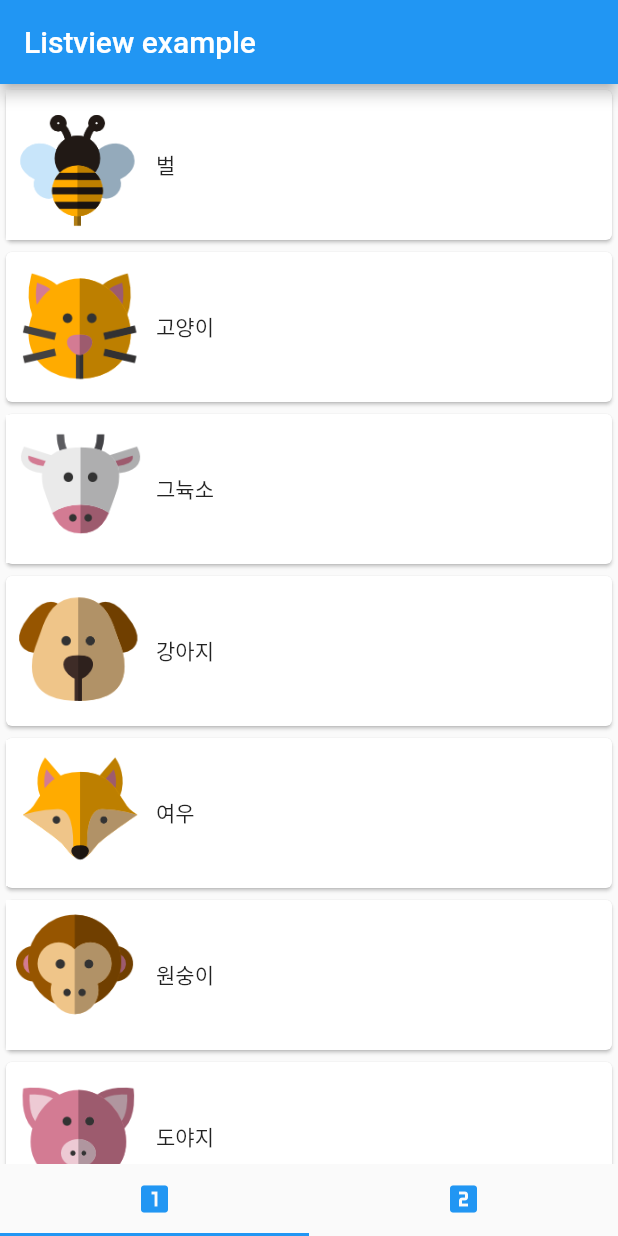
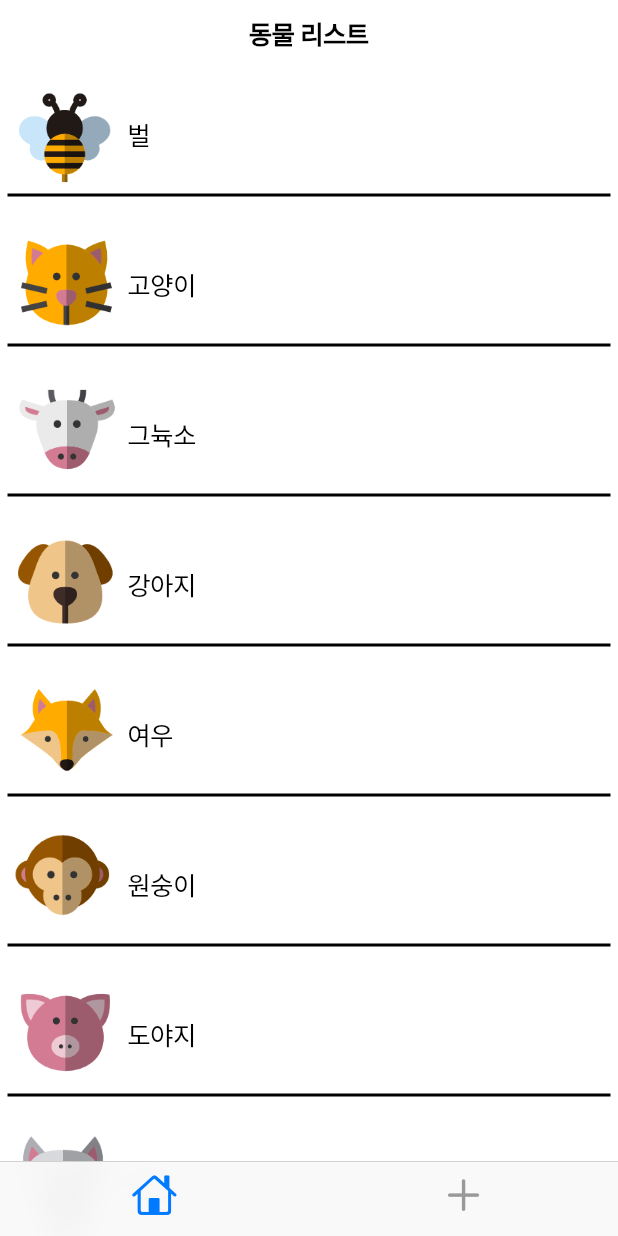
Before and after one commit to lee-kangpyo/test-flutter, a Flutter app: the screen it shows after launch, on a phone screen of 412 x 824 dp. Run offline on Flutter 3.47's test engine with Material 2 defaults, Android fonts, the phone set to English and light mode, and no system bars.

Commit message:
쿠퍼티노 위젯으로 첫번째 페이지 생성

```diff
--- a/FirstApp/listview_example/lib/cupertinoMain.dart
+++ b/FirstApp/listview_example/lib/cupertinoMain.dart
@@ -1,4 +1,7 @@
 import 'package:flutter/cupertino.dart';
+import './isoSub/cupertinoFirstPage.dart';
+import './animalItem.dart';
+
 
 class CupertinoMain extends StatefulWidget{
   @override
@@ -8,9 +11,44 @@ class CupertinoMain extends StatefulWidget{
 }
 
 class _CupertinoMain extends State<CupertinoMain>{
+  late CupertinoTabBar tabBar;
+  List<Animal> animalList = [];
+
+  @override
+  void initState() {
+    super.initState();
+    tabBar = CupertinoTabBar(items: [
+      BottomNavigationBarItem(icon: Icon(CupertinoIcons.home)),
+      BottomNavigationBarItem(icon: Icon(CupertinoIcons.add)),
+    ]);
+
+    animalList.add(Animal(animalName: "벌", kind: "곤충", imagePath: "repo/images/bee.png"));
+    animalList.add(Animal(animalName: "고양이", kind: "포유류", imagePath: "repo/images/cat.png"));
+    animalList.add(Animal(animalName: "그뉵소", kind: "포유류", imagePath: "repo/images/cow.png"));
+    animalList.add(Animal(animalName: "강아지", kind: "포유류", imagePath: "repo/images/dog.png"));
+    animalList.add(Animal(animalName: "여우", kind: "포유류", imagePath: "repo/images/fox.png"));
+    animalList.add(Animal(animalName: "원숭이", kind: "영장류", imagePath: "repo/images/monkey.png"));
+    animalList.add(Animal(animalName: "도야지", kind: "포유류", imagePath: "repo/images/pig.png"));
+    animalList.add(Animal(animalName: "늑대", kind: "포유류", imagePath: "repo/images/wolf.png"));
+  }
 
   @override
   Widget build(BuildContext context) {
-    return CupertinoApp();
+    return CupertinoApp(
+      home: CupertinoTabScaffold(
+        tabBar:tabBar,
+        tabBuilder:(context, value){
+          if(value == 0){
+            return CupertinoFirstPage(animalList: animalList, key: UniqueKey(),);
+          }else{
+            return Container(
+              child: Center(
+                child: Text("cupertino tab 2"),
+              ),
+            );
+          }
+        },
+      ),
+    );
   }
 }
--- /dev/null
+++ b/FirstApp/listview_example/lib/isoSub/cupertinoFirstPage.dart
@@ -0,0 +1,46 @@
+import 'package:flutter/material.dart';
+import 'package:flutter/cupertino.dart';
+import '../animalItem.dart';
+
+class CupertinoFirstPage extends StatelessWidget{
+  final List<Animal> animalList;
+
+  const CupertinoFirstPage ({required Key key, required this.animalList}) : super(key: key);
+
+  @override
+  Widget build(BuildContext context) {
+    return CupertinoPageScaffold(
+      navigationBar: CupertinoNavigationBar(
+        middle: Text("동물 리스트"),
+      ),
+      child: ListView.builder(
+        itemBuilder: (context, index){
+          return Container(
+            padding: EdgeInsets.all(5),
+            height: 100,
+            child: Column(
+              children: [
+                Row(
+                  children: [
+                    Image.asset(
+                      animalList[index].imagePath,
+                      fit: BoxFit.contain,
+                      width: 80,
+                      height: 80,
+                    ),
+                    Text(animalList[index].animalName)
+                  ],
+                ),
+                Container(
+                  height: 2,
+                  color: CupertinoColors.black,
+                )
+              ],
+            ),
+          );
+        },
+        itemCount: animalList.length,
+      ),
+    );
+  }
+}
--- a/FirstApp/listview_example/lib/main.dart
+++ b/FirstApp/listview_example/lib/main.dart
@@ -3,8 +3,11 @@ import './animalItem.dart';
 import 'sub/firstPage.dart';
 import 'sub/secondPage.dart';
 
+import './cupertinoMain.dart';
+
 void main() {
-  runApp(MyApp());
+  //runApp(MyApp());
+  runApp(CupertinoMain());
 }
 
 class MyApp extends StatelessWidget {
```
